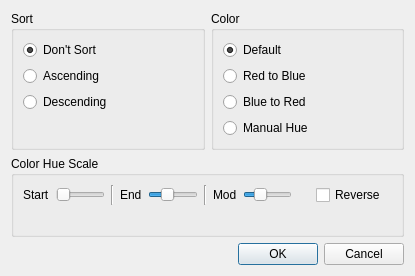
d-wizard/plotter, file curveSortColorDialog.ui: the form before one commit.
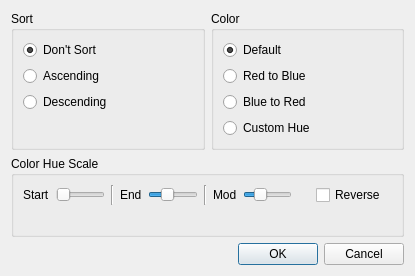
The form after the commit.

```diff
--- a/curveSortColorDialog.ui
+++ b/curveSortColorDialog.ui
@@ -221,7 +221,7 @@
         <item>
          <widget class="QRadioButton" name="radColorManual">
           <property name="text">
-           <string>Manual Hue</string>
+           <string>Custom Hue</string>
           </property>
          </widget>
         </item>
```
